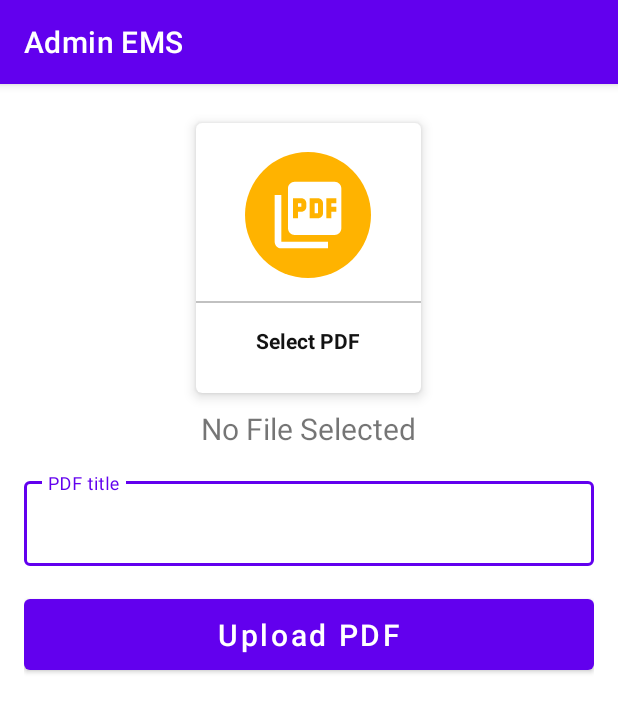
After one commit to Meetpatel-09/Admin-EMS, an Android app: the UploadPdf screen opened directly, with no data from a screen before it, on a phone screen of 412 x 824 dp. The commit adds this screen. Shown: the top 712 px of the screen. Run offline under Robolectric (Android 15) with nearby library versions, the phone set to English and light mode, and no system bars; our stand-ins replace Firebase (no records; nobody signed in at launch, a user with empty details on screens opened directly).

Commit message:
Upload pdf complete

```diff
--- a/app/src/main/AndroidManifest.xml
+++ b/app/src/main/AndroidManifest.xml
@@ -9,7 +9,8 @@
         android:roundIcon="@mipmap/ic_launcher_round"
         android:supportsRtl="true"
         android:theme="@style/Theme.AdminEMS">
-        <activity android:name=".UploadImage"></activity>
+        <activity android:name=".UploadPdf"></activity>
+        <activity android:name=".UploadImage" />
         <activity android:name=".UploadNotice" />
         <activity android:name=".MainActivity">
             <intent-filter>
--- /dev/null
+++ b/app/src/main/java/com/example/adminems/UploadPdf.java
@@ -0,0 +1,166 @@
+package com.example.adminems;
+
+import androidx.annotation.NonNull;
+import androidx.annotation.Nullable;
+import androidx.appcompat.app.AppCompatActivity;
+
+import android.app.ProgressDialog;
+import android.content.Intent;
+import android.database.Cursor;
+import android.net.Uri;
+import android.os.Bundle;
+import android.provider.OpenableColumns;
+import android.view.View;
+import android.widget.Button;
+import android.widget.EditText;
+import android.widget.TextView;
+import android.widget.Toast;
+
+import com.google.android.gms.tasks.OnCompleteListener;
+import com.google.android.gms.tasks.OnFailureListener;
+import com.google.android.gms.tasks.OnSuccessListener;
+import com.google.android.gms.tasks.Task;
+import com.google.android.material.card.MaterialCardView;
+import com.google.firebase.database.DatabaseReference;
+import com.google.firebase.database.FirebaseDatabase;
+import com.google.firebase.storage.FirebaseStorage;
+import com.google.firebase.storage.StorageReference;
+import com.google.firebase.storage.UploadTask;
+
+import org.jetbrains.annotations.NotNull;
+
+import java.io.File;
+import java.util.HashMap;
+
+public class UploadPdf extends AppCompatActivity {
+
+    private MaterialCardView addPdf;
+
+    private final int REQ = 1;
+    private Uri pdfData;
+
+    private EditText pdfTitle;
+    private Button uploadPdf;
+    private TextView pdfTextview;
+
+    private DatabaseReference reference;
+    private StorageReference storageReference;
+
+    private ProgressDialog pd;
+
+    private String pdfName, title;
+
+    @Override
+    protected void onCreate(Bundle savedInstanceState) {
+        super.onCreate(savedInstanceState);
+        setContentView(R.layout.activity_upload_pdf);
+
+        reference = FirebaseDatabase.getInstance().getReference();
+        storageReference = FirebaseStorage.getInstance().getReference();
+
+        pd = new ProgressDialog(this);
+
+        addPdf = findViewById(R.id.add_pdf);
+        pdfTitle = findViewById(R.id.pdf_title);
+        uploadPdf = findViewById(R.id.upload_pdf_button);
+        pdfTextview = findViewById(R.id.pdf_textview);
+
+        addPdf.setOnClickListener(new View.OnClickListener() {
+            @Override
+            public void onClick(View v) {
+                openGallery();
+            }
+        });
+
+        uploadPdf.setOnClickListener(new View.OnClickListener() {
+            @Override
+            public void onClick(View v) {
+                title = pdfTitle.getText().toString();
+                if (title.isEmpty()) {
+                    pdfTitle.setError("Empty");
+                    pdfTitle.requestFocus();
+                } else if(pdfData == null) {
+                    Toast.makeText(UploadPdf.this, "Please select pdf", Toast.LENGTH_SHORT).show();
+                } else {
+                    uploadFile();
+                }
+            }
+        });
+    }
+
+    private void uploadFile() {
+        pd.setTitle("Please wait...");
+        pd.setMessage("Uploading PDF");
+        pd.show();
+        StorageReference stora = storageReference.child("eBook/" + pdfName + "-" + System.currentTimeMillis() + ".pdf");
+        stora.putFile(pdfData).addOnSuccessListener(new OnSuccessListener<UploadTask.TaskSnapshot>() {
+            @Override
+            public void onSuccess(UploadTask.TaskSnapshot taskSnapshot) {
+                Task<Uri> uriTask = taskSnapshot.getStorage().getDownloadUrl();
+                while (!uriTask.isComplete());
+                Uri uri = uriTask.getResult();
+                uploadData(String.valueOf(uri));
+            }
+        }).addOnFailureListener(new OnFailureListener() {
+            @Override
+            public void onFailure(@NonNull @NotNull Exception e) {
+                pd.dismiss();
+                Toast.makeText(UploadPdf.this, "Something went wrong!!!", Toast.LENGTH_SHORT).show();
+            }
+        });
+    }
+
+    private void uploadData(String downloadUrl) {
+        String uniqueKey = reference.child("pdf").push().getKey();
+
+        HashMap hashMap = new HashMap();
+        hashMap.put("pdfTitle", title);
+        hashMap.put("pdfUrl", downloadUrl);
+
+        reference.  child("pdf").child(uniqueKey).setValue(hashMap).addOnCompleteListener(new OnCompleteListener<Void>() {
+            @Override
+            public void onComplete(@NonNull @NotNull Task<Void> task) {
+                pd.dismiss();
+                Toast.makeText(UploadPdf.this, "PDF uploaded successfully", Toast.LENGTH_SHORT).show();
+                pdfTitle.setText("");
+            }
+        }).addOnFailureListener(new OnFailureListener() {
+            @Override
+            public void onFailure(@NonNull @NotNull Exception e) {
+                pd.dismiss();
+                Toast.makeText(UploadPdf.this, "Failed to upload pdf", Toast.LENGTH_SHORT).show();
+            }
+        });
+    }
+
+    private void openGallery() {
+        Intent intent = new Intent();
+        intent.setType("application/*");
+        intent.setAction(Intent.ACTION_GET_CONTENT);
+        startActivityForResult(Intent.createChooser(intent, "Select file"), REQ);
+    }
+
+    @Override
+    protected void onActivityResult(int requestCode, int resultCode, @Nullable @org.jetbrains.annotations.Nullable Intent data) {
+        super.onActivityResult(requestCode, resultCode, data);
+        if (requestCode == REQ && resultCode == RESULT_OK) {
+            pdfData = data.getData();
+
+            if (pdfData.toString().startsWith("content://")) {
+                Cursor cursor = null;
+                try {
+                    cursor = UploadPdf.this.getContentResolver().query(pdfData, null, null, null, null);
+                    if (cursor != null && cursor.moveToFirst()) {
+                        pdfName = cursor.getString(cursor.getColumnIndex(OpenableColumns.DISPLAY_NAME));
+                    }
+                } catch (Exception e) {
+                    e.printStackTrace();
+                }
+            } else if (pdfData.toString().startsWith("pdf://")) {
+                pdfName = new File(pdfData.toString()).getName();
+            }
+
+            pdfTextview.setText(pdfName);
+        }
+    }
+}
--- /dev/null
+++ b/app/src/main/res/drawable/ic_pdf.xml
@@ -0,0 +1,5 @@
+<vector android:height="24dp" android:tint="#FFFFFF"
+    android:viewportHeight="24" android:viewportWidth="24"
+    android:width="24dp" xmlns:android="http://schemas.android.com/apk/res/android">
+    <path android:fillColor="@android:color/white" android:pathData="M20,2L8,2c-1.1,0 -2,0.9 -2,2v12c0,1.1 0.9,2 2,2h12c1.1,0 2,-0.9 2,-2L22,4c0,-1.1 -0.9,-2 -2,-2zM11.5,9.5c0,0.83 -0.67,1.5 -1.5,1.5L9,11v2L7.5,13L7.5,7L10,7c0.83,0 1.5,0.67 1.5,1.5v1zM16.5,11.5c0,0.83 -0.67,1.5 -1.5,1.5h-2.5L12.5,7L15,7c0.83,0 1.5,0.67 1.5,1.5v3zM20.5,8.5L19,8.5v1h1.5L20.5,11L19,11v2h-1.5L17.5,7h3v1.5zM9,9.5h1v-1L9,8.5v1zM4,6L2,6v14c0,1.1 0.9,2 2,2h14v-2L4,20L4,6zM14,11.5h1v-3h-1v3z"/>
+</vector>
--- /dev/null
+++ b/app/src/main/res/layout/activity_upload_pdf.xml
@@ -0,0 +1,94 @@
+<?xml version="1.0" encoding="utf-8"?>
+<ScrollView xmlns:android="http://schemas.android.com/apk/res/android"
+    xmlns:app="http://schemas.android.com/apk/res-auto"
+    xmlns:tools="http://schemas.android.com/tools"
+    android:layout_width="match_parent"
+    android:layout_height="match_parent"
+    android:padding="16dp"
+    android:scrollbars="none"
+    tools:context=".UploadPdf">
+
+    <LinearLayout
+        android:layout_width="match_parent"
+        android:layout_height="wrap_content"
+        android:orientation="vertical">
+
+        <com.google.android.material.card.MaterialCardView
+            android:id="@+id/add_pdf"
+            android:layout_width="150dp"
+            android:layout_height="180dp"
+            android:layout_margin="10dp"
+            android:layout_gravity="center"
+            app:cardElevation="5dp">
+
+            <LinearLayout
+                android:layout_width="match_parent"
+                android:layout_height="match_parent"
+                android:orientation="vertical"
+                android:gravity="center">
+
+                <ImageView
+                    android:layout_width="84dp"
+                    android:layout_height="84dp"
+                    android:background="@drawable/circle_yellow"
+                    android:src="@drawable/ic_pdf"
+                    android:padding="15dp"
+                    />
+
+                <View
+                    android:layout_width="match_parent"
+                    android:layout_height="1dp"
+                    android:background="@color/light_grey"
+                    android:layout_marginTop="15dp"
+                    />
+
+                <TextView
+                    android:layout_width="wrap_content"
+                    android:layout_height="wrap_content"
+                    android:text="Select PDF"
+                    android:padding="5dp"
+                    android:layout_marginTop="10dp"
+                    android:textStyle="bold"
+                    android:textColor="@color/text_color"
+                    />
+
+            </LinearLayout>
+
+        </com.google.android.material.card.MaterialCardView>
+
+        <TextView
+            android:id="@+id/pdf_textview"
+            android:layout_width="wrap_content"
+            android:layout_height="wrap_content"
+            android:text="No File Selected"
+            android:layout_gravity="center"
+            android:textSize="20sp"
+            />
+
+        <com.google.android.material.textfield.TextInputLayout
+            android:layout_width="match_parent"
+            android:layout_height="match_parent"
+            android:layout_marginTop="16dp"
+            style="@style/Widget.MaterialComponents.TextInputLayout.OutlinedBox">
+
+            <com.google.android.material.textfield.TextInputEditText
+                android:id="@+id/pdf_title"
+                android:layout_width="match_parent"
+                android:layout_height="wrap_content"
+                android:hint="PDF title" />
+        </com.google.android.material.textfield.TextInputLayout>
+
+        <com.google.android.material.button.MaterialButton
+            android:id="@+id/upload_pdf_button"
+            android:layout_width="match_parent"
+            android:layout_height="wrap_content"
+            android:text="Upload PDF"
+            android:layout_marginTop="16dp"
+            android:textSize="20sp"
+            android:textColor="@color/white"
+            android:padding="10dp"
+            android:textAllCaps="false"/>
+
+    </LinearLayout>
+
+</ScrollView>
```
Also changed, not shown: app/src/main/java/com/example/adminems/MainActivity.java (+7 -1 lines).
